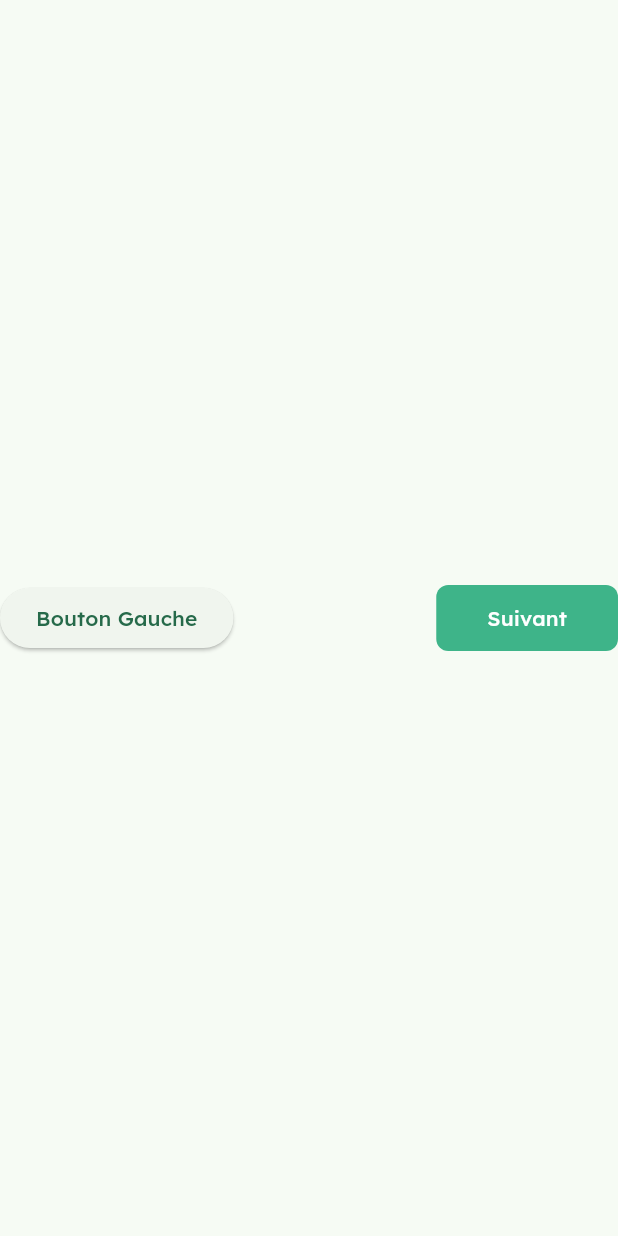
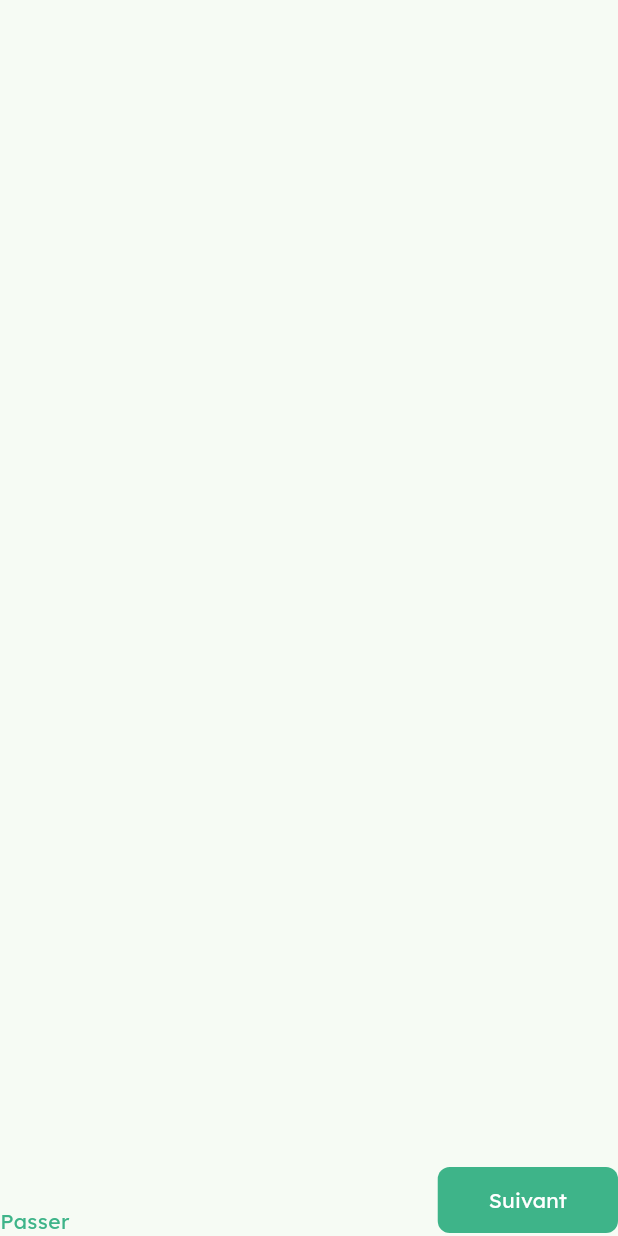
Before and after one commit to CarbeDev/NxtGam-Mobile, a Flutter app: the screen it shows after launch, on a phone screen of 412 x 824 dp. Run offline on Flutter 3.47's test engine with Material 3 defaults, Android fonts, the phone set to English and light mode, and no system bars; our stand-ins replace dio, flutter_bloc, google_sign_in; missing offline and left inert: supertokens_flutter.

Commit message:
on click text

```diff
--- a/lib/features/intro/widgets/intro_bottom_bar.dart
+++ b/lib/features/intro/widgets/intro_bottom_bar.dart
@@ -10,16 +10,19 @@ class IntroBottomBar extends StatelessWidget {
       mainAxisAlignment: MainAxisAlignment.spaceBetween,
       children: <Widget>[
         Align(
-          alignment: Alignment.centerLeft,
-          child: ElevatedButton(
-            onPressed: () {
-              print('Bouton gauche pressé');
+          alignment: Alignment.bottomLeft,
+          child: InkWell(
+            onTap: () {
+              print("tapped");
             },
-            child: const Text('Bouton Gauche'),
+            child: const Text(
+              "Passer",
+              style: TextStyle(color: Color(0xFF3EB489)),
+            ),
           ),
         ),
         Align(
-            alignment: Alignment.centerRight,
+            alignment: Alignment.bottomRight,
             child: NxtGamePrimaryButton("Suivant", () {})),
       ],
     );
```
Also changed, not shown: fonts/Lexend-Black.ttf (added), fonts/Lexend-Bold.ttf (added), fonts/Lexend-ExtraBold.ttf (added), fonts/Lexend-ExtraLight.ttf (added), fonts/Lexend-Light.ttf (added), fonts/Lexend-Medium.ttf (added), fonts/Lexend-Regular.ttf (added), fonts/Lexend-SemiBold.ttf (added), fonts/Lexend-Thin.ttf (added), pubspec.lock.
